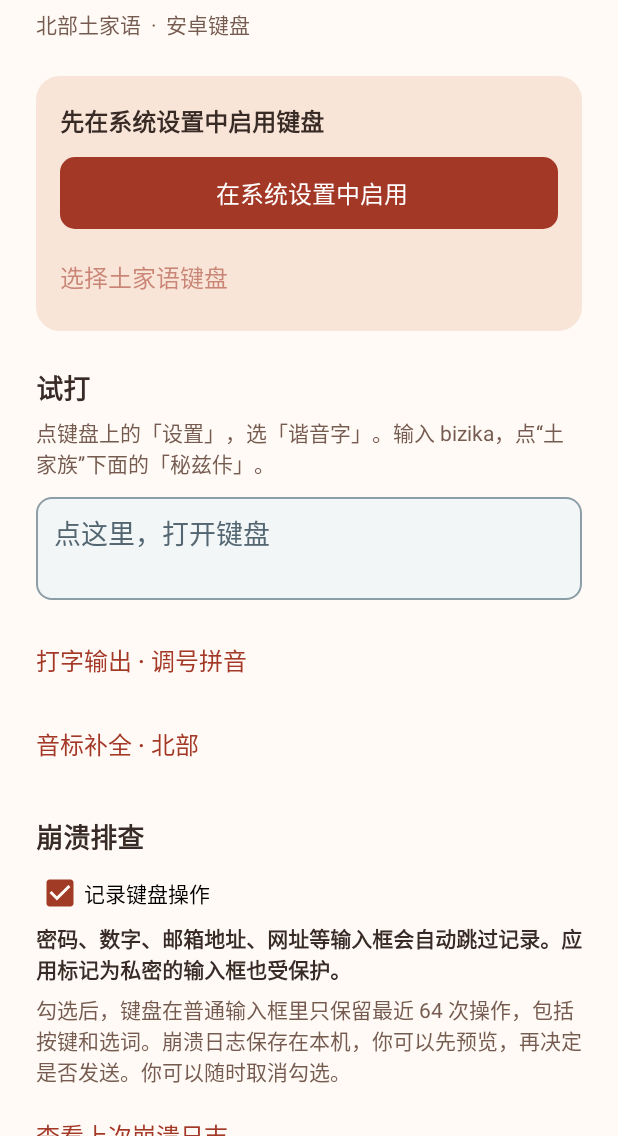
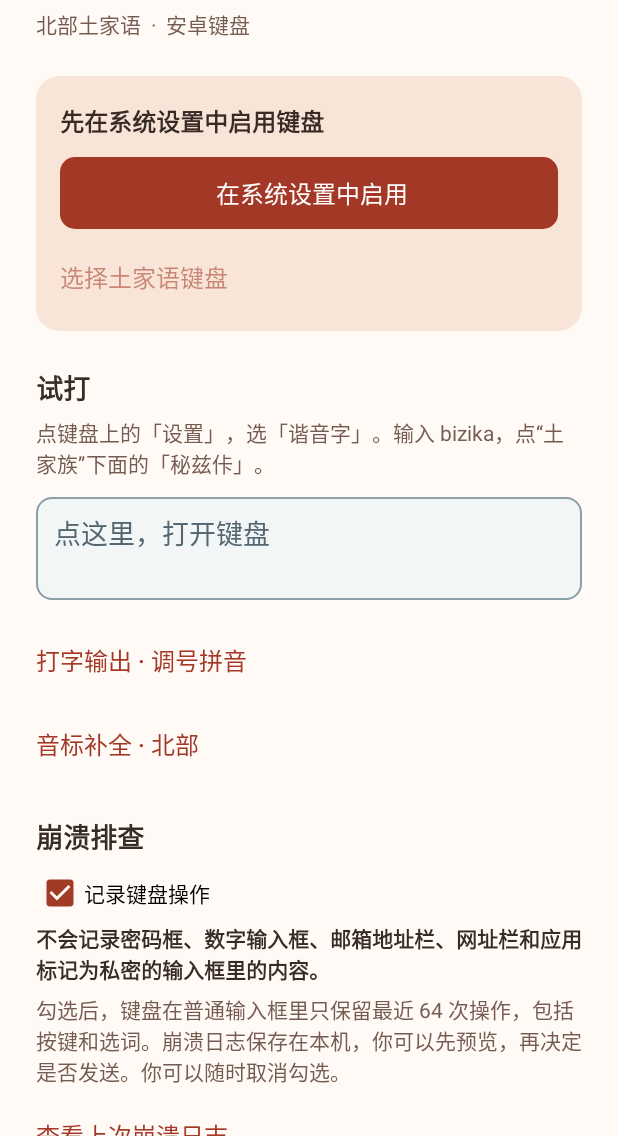
Before and after one commit to luggroo/bizic-keyboard, an Android app: the screen it shows after launch (SetupActivity), on a phone screen of 412 x 824 dp, the part 100-1236 px from its top. Run offline under Robolectric (Android 15) with nearby library versions, the phone set to English and light mode, and no system bars.

Commit message:
明确说明不记录私密输入框内容

```diff
--- a/app/src/main/java/biz/tujia/ime/SetupActivity.java
+++ b/app/src/main/java/biz/tujia/ime/SetupActivity.java
@@ -129,8 +129,8 @@ public final class SetupActivity extends Activity {
             CrashReports.setRecording(checked);
         });
         addSpaced(diagnostics, record, 8);
-        addSpaced(diagnostics, label("密码、数字、邮箱地址、网址等输入框会自动跳过记录。"
-                + "应用标记为私密的输入框也受保护。", 14, INK, true), 4);
+        addSpaced(diagnostics, label("不会记录密码框、数字输入框、邮箱地址栏、网址栏和应用标记为私密的输入框里的内容。",
+                14, INK, true), 4);
         addSpaced(diagnostics, label("勾选后，键盘在普通输入框里只保留最近 " + CrashReports.EVENT_LIMIT
                 + " 次操作，包括按键和选词。崩溃日志保存在本机，你可以先预览，再决定是否发送。"
                 + "你可以随时取消勾选。", 14, MUTED, false), 6);
```
Also changed, not shown: 1 other file.
